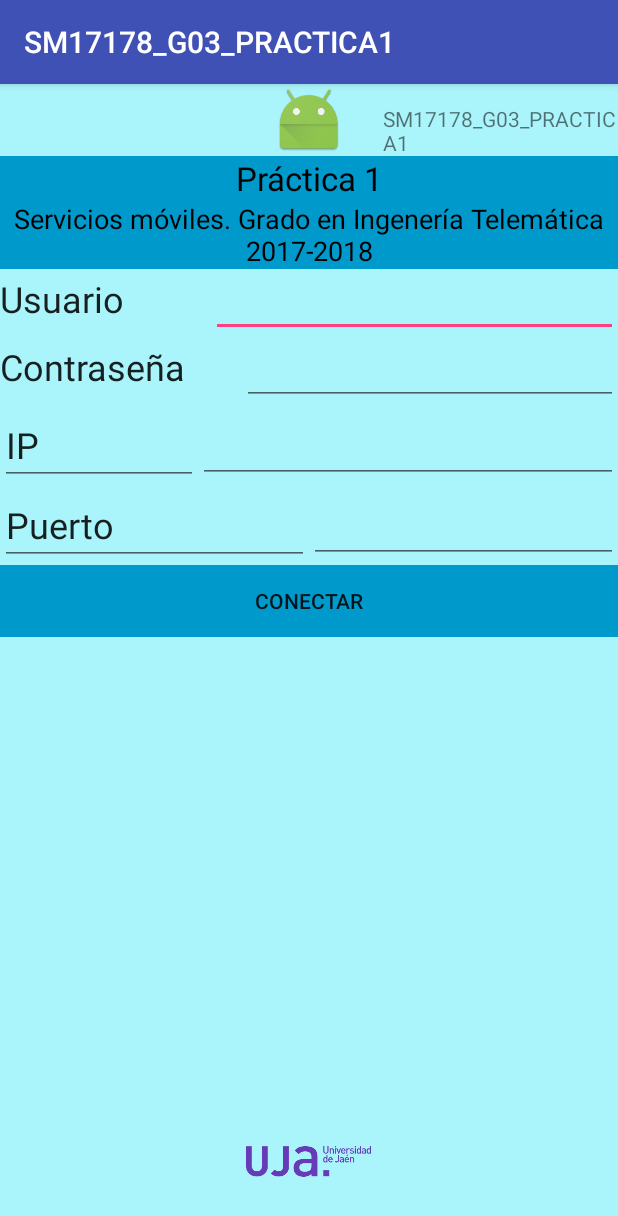
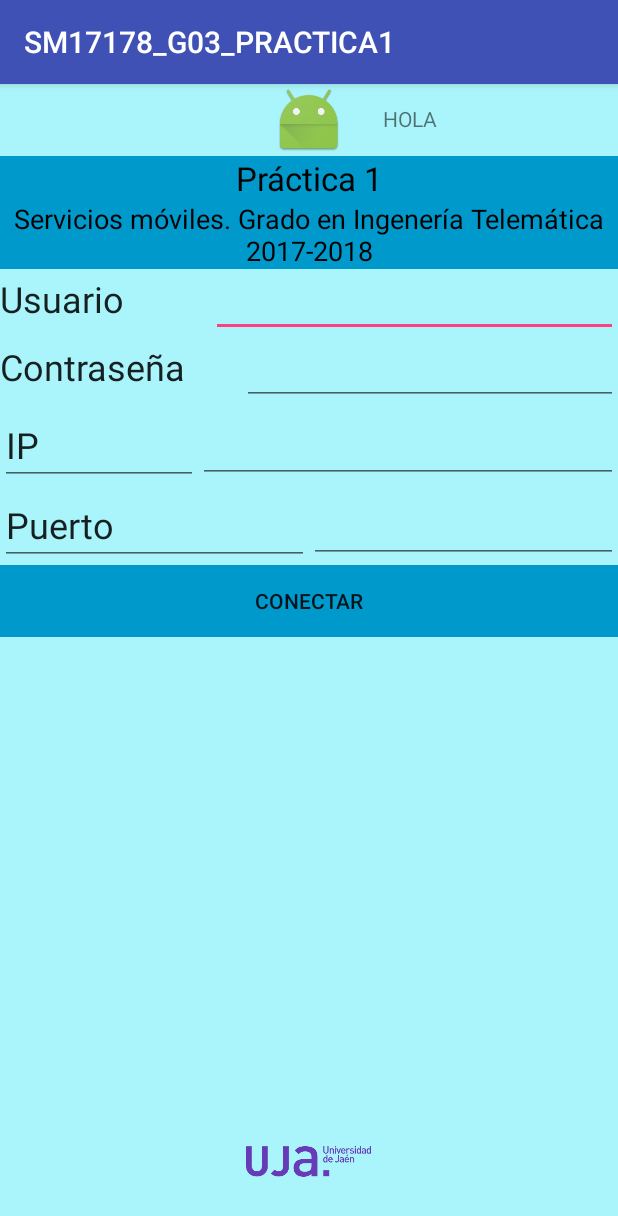
Before and after one commit to pmb00023/SM17178_G03_PRACTICA3, an Android app: the screen it shows after launch (MainActivity), after a tap on an icon or button, on a phone screen of 412 x 824 dp. Shown: the top 1216 px of the screen. Run offline under Robolectric (Android 15) with nearby library versions, the phone set to English and light mode, and no system bars.

Commit message:
mayusculas al pulsar icono

```diff
--- a/app/src/main/java/es/ujaen/git/sm17178_g03_practica1/MainActivity.java
+++ b/app/src/main/java/es/ujaen/git/sm17178_g03_practica1/MainActivity.java
@@ -2,12 +2,42 @@ package es.ujaen.git.sm17178_g03_practica1;
 
 import android.support.v7.app.AppCompatActivity;
 import android.os.Bundle;
+import android.view.View;
+import android.widget.TextView;
 
 public class MainActivity extends AppCompatActivity {
+
+    private String datosvolatiles = "Hola";
+    private TextView volatil = null;
 
     @Override
     protected void onCreate(Bundle savedInstanceState) {
         super.onCreate(savedInstanceState);
         setContentView(R.layout.activity_main);
+
+        if(savedInstanceState!=null){
+            datosvolatiles=savedInstanceState.getString("volatil",datosvolatiles);
+        }
+
+        volatil = (TextView) findViewById(R.id.volatil);
+        volatil.setText(datosvolatiles);
+
+
+
     }
+
+    public void onIcon(View vista){
+        datosvolatiles=datosvolatiles.toUpperCase();
+        volatil.setText(datosvolatiles);
+    }
+
+    @Override
+    protected void onSaveInstanceState(Bundle outState) {
+        super.onSaveInstanceState(outState);
+
+        outState.putString("volatil",datosvolatiles); //No es necesario aqui pero es de ejemplo
+
+    }
+
+
 }
```
